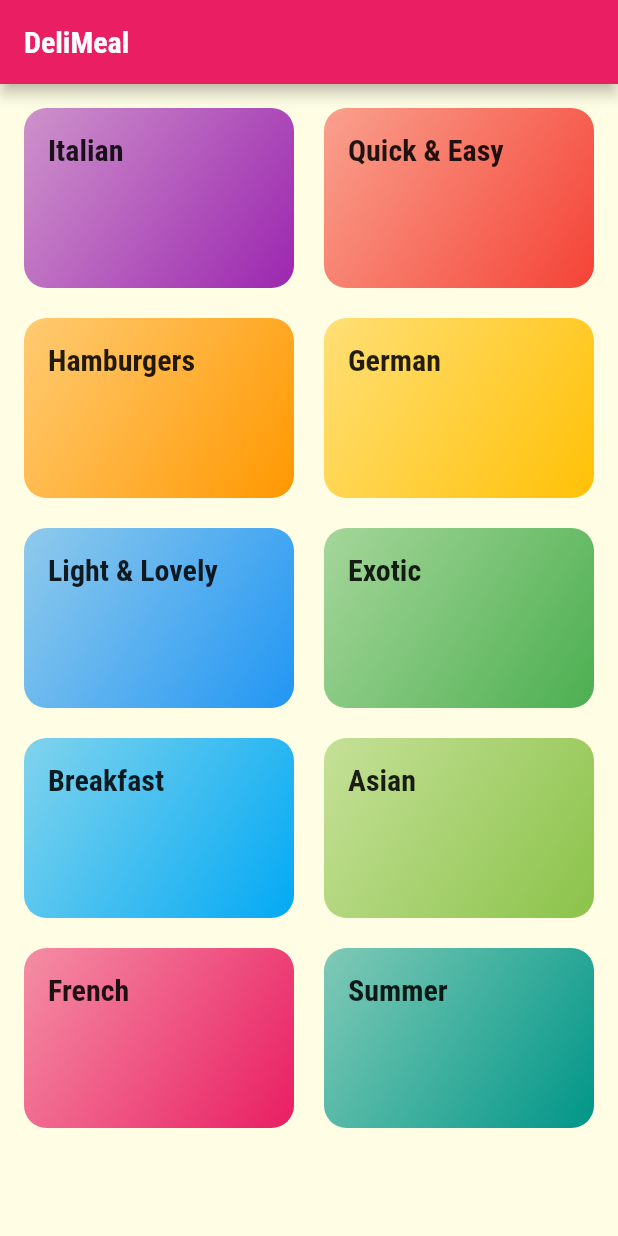
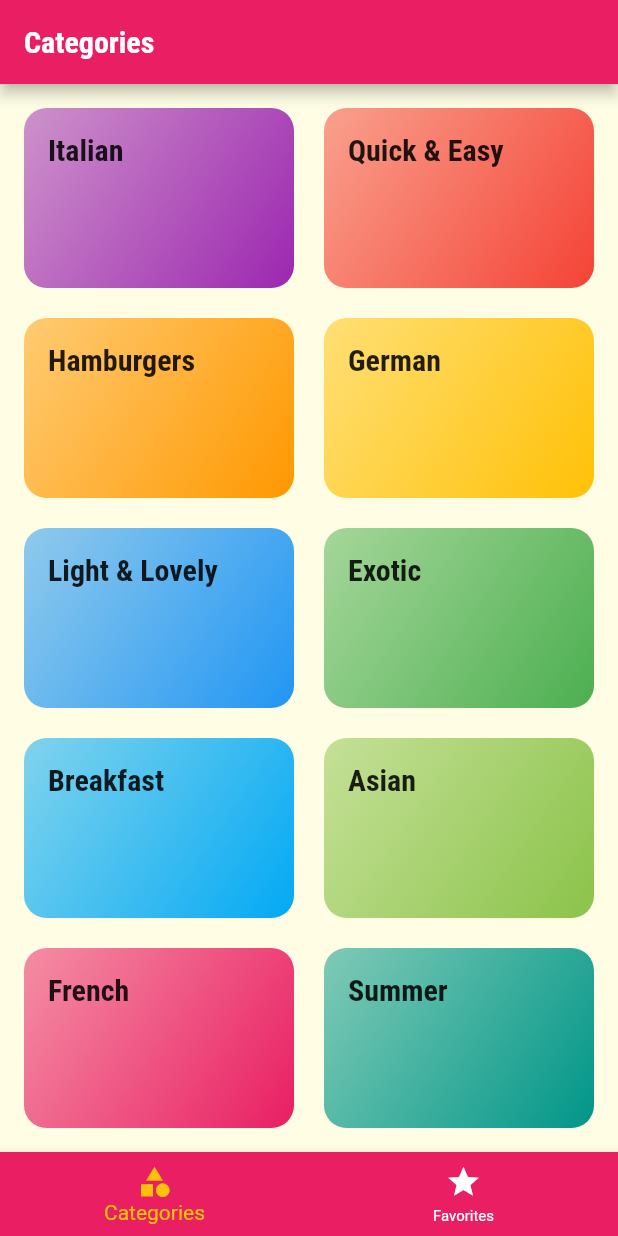
Before and after one commit to Anasmb/Meals-Flutter, a Flutter app: the screen it shows after launch, on a phone screen of 412 x 824 dp. Run offline on Flutter 3.47's test engine with Material 2 defaults, Android fonts, the phone set to English and light mode, and no system bars.

```diff
--- a/lib/main.dart
+++ b/lib/main.dart
@@ -1,5 +1,6 @@
 import 'package:flutter/material.dart';
 
+import './screens/tabs_screen.dart';
 import './screens/meal_detail_screen.dart';
 import './screens/category_meals_screen.dart';
 import './screens/categories_screen.dart';
@@ -22,7 +23,7 @@ class MyApp extends StatelessWidget {
                 fontFamily: "RobotoCondensed",
                 fontWeight: FontWeight.bold,
               ))),
-      home: CategoriesScreen(),
+      home: TabsScreen(),
       routes: {
         CategoryMealsScreen.routeName: (context) => CategoryMealsScreen(),
         MealDetailScreen.routeName: (context) => MealDetailScreen(),
--- a/lib/screens/categories_screen.dart
+++ b/lib/screens/categories_screen.dart
@@ -6,11 +6,7 @@ import '../widgets/category_item.dart';
 class CategoriesScreen extends StatelessWidget {
   @override
   Widget build(BuildContext context) {
-    return Scaffold(
-      appBar: AppBar(
-        title: const Text("DeliMeal"),
-      ),
-      body: GridView(
+    return GridView(
       padding: const EdgeInsets.all(16),
       gridDelegate: const SliverGridDelegateWithMaxCrossAxisExtent(
         maxCrossAxisExtent: 200,
@@ -21,7 +17,6 @@ class CategoriesScreen extends StatelessWidget {
       children: DUMMY_CATEGORIES.map((e) {
         return CategoryItem(e.id, e.title, e.color);
       }).toList(),
-      ),
     );
   }
 }
--- /dev/null
+++ b/lib/screens/favorites_screen.dart
@@ -0,0 +1,14 @@
+import 'package:flutter/src/foundation/key.dart';
+import 'package:flutter/src/widgets/framework.dart';
+import 'package:flutter/material.dart';
+
+class FavoritesScreen extends StatelessWidget {
+  const FavoritesScreen({Key key}) : super(key: key);
+
+  @override
+  Widget build(BuildContext context) {
+    return Center(
+      child: Text("The Favorites"),
+    );
+  }
+}
--- /dev/null
+++ b/lib/screens/tabs_screen.dart
@@ -0,0 +1,54 @@
+import 'package:flutter/material.dart';
+
+import '../screens/favorites_screen.dart';
+import '../screens/categories_screen.dart';
+
+class TabsScreen extends StatefulWidget {
+  const TabsScreen({Key key}) : super(key: key);
+
+  @override
+  State<TabsScreen> createState() => _TabsScreenState();
+}
+
+class _TabsScreenState extends State<TabsScreen> {
+  final List<Map<String, Object>> _pages = [
+    {"page": CategoriesScreen(), "title": "Categories"},
+    {"page": FavoritesScreen(), "title": "Your Favorite"}
+  ];
+
+  int _selectedPageIndex = 0;
+
+  void _selectPage(int index) {
+    setState(() {
+      _selectedPageIndex = index;
+    });
+  }
+
+  @override
+  Widget build(BuildContext context) {
+    return Scaffold(
+      appBar: AppBar(
+        title: Text(_pages[_selectedPageIndex]["title"]),
+      ),
+      body: _pages[_selectedPageIndex]["page"],
+      bottomNavigationBar: BottomNavigationBar(
+        unselectedItemColor: Colors.white,
+        selectedItemColor: Theme.of(context).accentColor,
+        currentIndex: _selectedPageIndex,
+        unselectedFontSize: 10,
+        onTap: (value) => _selectPage(value),
+        items: [
+          BottomNavigationBarItem(
+            icon: Icon(Icons.category),
+            label: "Categories",
+          ),
+          BottomNavigationBarItem(
+            icon: Icon(Icons.star),
+            label: "Favorites",
+          ),
+        ],
+        backgroundColor: Theme.of(context).primaryColor,
+      ),
+    );
+  }
+}
```
Lines whose indentation alone changed are shown as unchanged.
